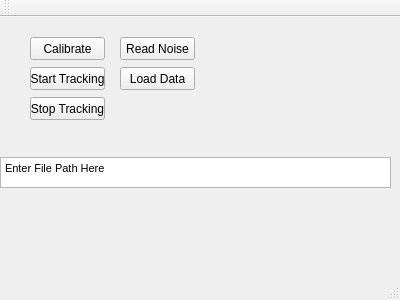
jwatto01/SeniorCapstone, file GitTest2/mainwindow.ui: the form before one commit.
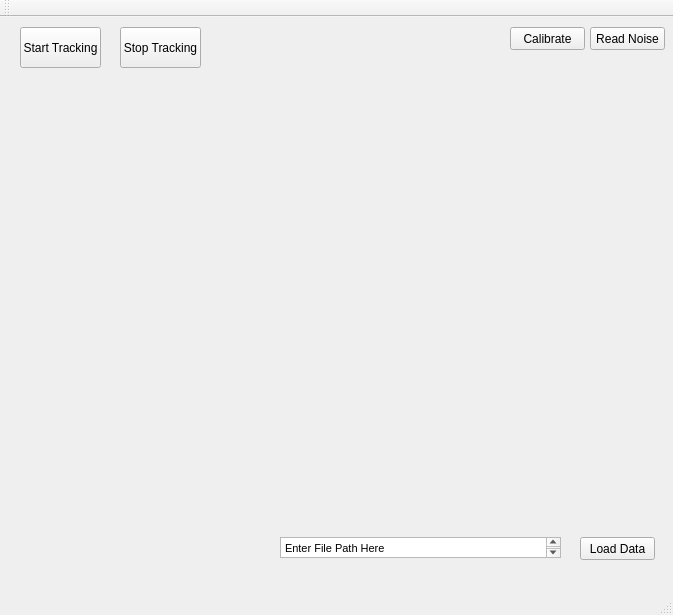
The form after the commit.

Commit message: Fixed error thing and added plot stuff sorta

What changed in the file:
```diff
--- a/GitTest2/mainwindow.ui
+++ b/GitTest2/mainwindow.ui
@@ -6,8 +6,8 @@
    <rect>
     <x>0</x>
     <y>0</y>
-    <width>400</width>
-    <height>300</height>
+    <width>673</width>
+    <height>615</height>
    </rect>
   </property>
   <property name="windowTitle">
@@ -17,8 +17,8 @@
    <widget class="QPushButton" name="calibrateBtn">
     <property name="geometry">
      <rect>
-      <x>30</x>
-      <y>20</y>
+      <x>510</x>
+      <y>10</y>
       <width>75</width>
       <height>23</height>
      </rect>
@@ -30,8 +30,8 @@
    <widget class="QPushButton" name="readNoiseBtn">
     <property name="geometry">
      <rect>
-      <x>120</x>
-      <y>20</y>
+      <x>590</x>
+      <y>10</y>
       <width>75</width>
       <height>23</height>
      </rect>
@@ -43,10 +43,10 @@
    <widget class="QPushButton" name="StartTrackingBtn">
     <property name="geometry">
      <rect>
-      <x>30</x>
-      <y>50</y>
-      <width>75</width>
-      <height>23</height>
+      <x>20</x>
+      <y>10</y>
+      <width>81</width>
+      <height>41</height>
      </rect>
     </property>
     <property name="text">
@@ -56,8 +56,8 @@
    <widget class="QPushButton" name="loadDataBtn">
     <property name="geometry">
      <rect>
-      <x>120</x>
-      <y>50</y>
+      <x>580</x>
+      <y>520</y>
       <width>75</width>
       <height>23</height>
      </rect>
@@ -69,10 +69,10 @@
    <widget class="QPushButton" name="stopTrackingBtn">
     <property name="geometry">
      <rect>
-      <x>30</x>
-      <y>80</y>
-      <width>75</width>
-      <height>23</height>
+      <x>120</x>
+      <y>10</y>
+      <width>81</width>
+      <height>41</height>
      </rect>
     </property>
     <property name="text">
@@ -82,10 +82,10 @@
    <widget class="QTextEdit" name="filePathTxt">
     <property name="geometry">
      <rect>
-      <x>0</x>
-      <y>140</y>
-      <width>391</width>
-      <height>31</height>
+      <x>280</x>
+      <y>520</y>
+      <width>281</width>
+      <height>21</height>
      </rect>
     </property>
     <property name="toolTip">
@@ -102,6 +102,16 @@
 &lt;p style=&quot; margin-top:0px; margin-bottom:0px; margin-left:0px; margin-right:0px; -qt-block-indent:0; text-indent:0px;&quot;&gt;Enter File Path Here&lt;/p&gt;&lt;/body&gt;&lt;/html&gt;</string>
     </property>
    </widget>
+   <widget class="QWidget" name="widget" native="true">
+    <property name="geometry">
+     <rect>
+      <x>29</x>
+      <y>79</y>
+      <width>621</width>
+      <height>411</height>
+     </rect>
+    </property>
+   </widget>
   </widget>
   <widget class="QMenuBar" name="menuBar">
    <property name="geometry">
```
Left out of the diff: 2 changed lines with no effect on the pictures. The commit also changes 2 other files.
